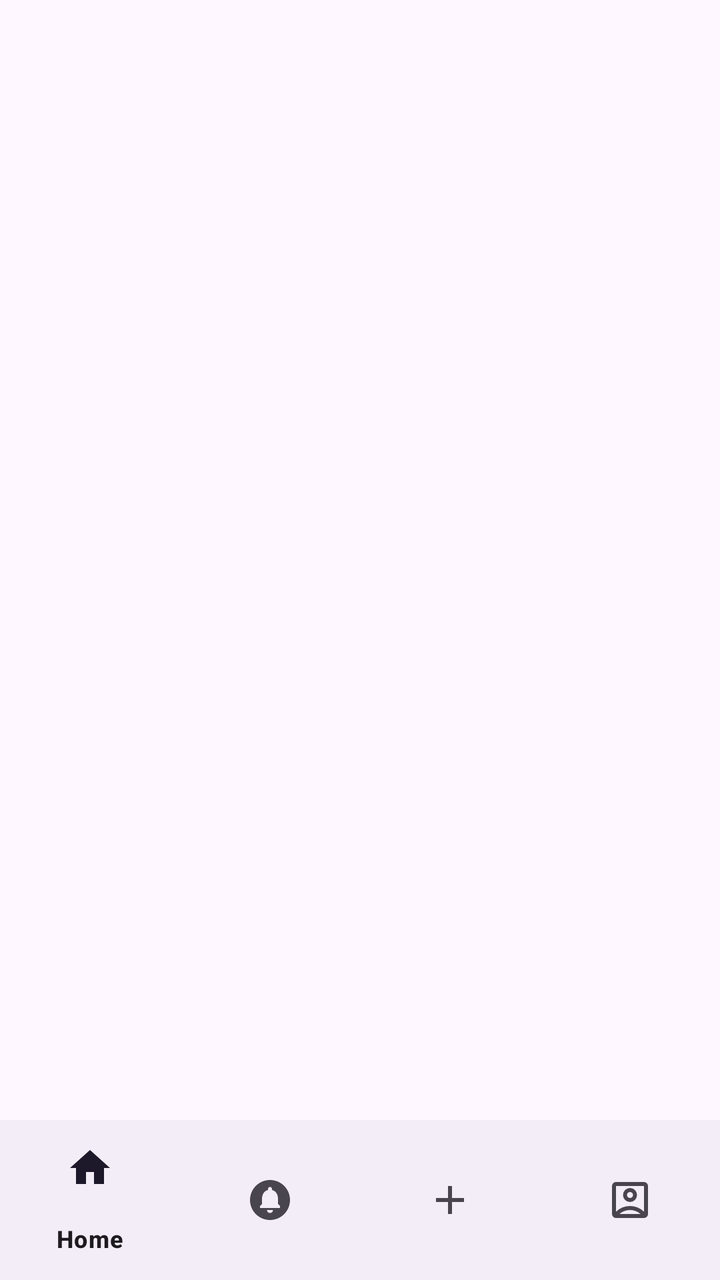
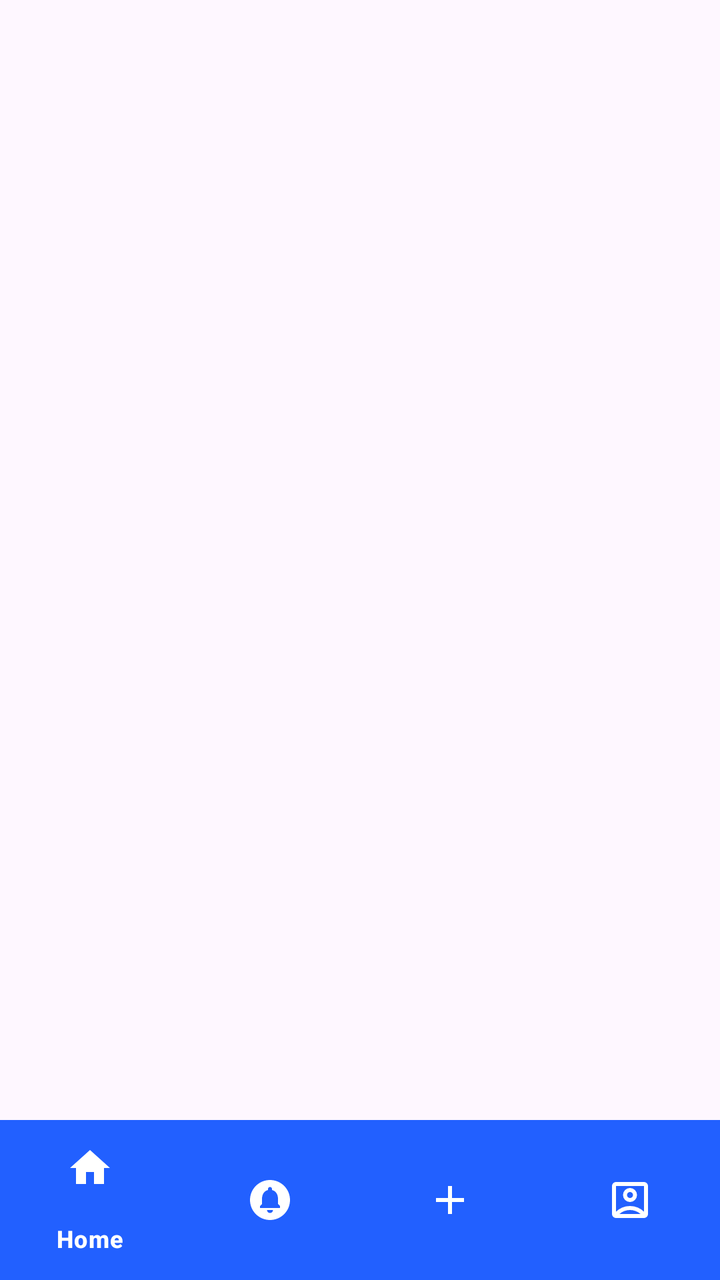

The first picture is an Android layout as it rendered before a commit; the second is the same layout after the commit. The layout source and the unified diff follow.
<!-- AndroidManifest.xml: application theme Theme.GitCat_events -->
<!-- res/layout/activity_main.xml -->
<?xml version="1.0" encoding="utf-8"?>
<androidx.constraintlayout.widget.ConstraintLayout xmlns:android="http://schemas.android.com/apk/res/android"
    xmlns:app="http://schemas.android.com/apk/res-auto"
    xmlns:tools="http://schemas.android.com/tools"
    android:layout_width="match_parent"
    android:layout_height="match_parent">

    <FrameLayout
        android:id="@+id/frameLayout"
        android:layout_width="0dp"
        android:layout_height="0dp"
        app:layout_constraintBottom_toTopOf="@+id/bottomNavigationView"
        app:layout_constraintEnd_toEndOf="parent"
        app:layout_constraintStart_toStartOf="parent"
        app:layout_constraintTop_toTopOf="parent"
        >

    </FrameLayout>

    <com.google.android.material.bottomnavigation.BottomNavigationView
        android:id="@+id/bottomNavigationView"
        android:layout_width="match_parent"
        android:layout_height="wrap_content"
        app:layout_constraintBottom_toBottomOf="parent"
        app:layout_constraintEnd_toEndOf="@+id/frameLayout"
        app:layout_constraintStart_toStartOf="parent"
        app:menu="@menu/bottom_nav_menu"/>
</androidx.constraintlayout.widget.ConstraintLayout>
<!-- resources referenced by this layout -->
<resources>
  <style name="Theme.GitCat_events" parent="Base.Theme.GitCat_events" />
  <style name="Base.Theme.GitCat_events" parent="Theme.Material3.DayNight.NoActionBar">
          
          
      </style>
</resources>

<!-- the commit's change to res/layout/activity_main.xml (unified diff, before → after) -->
@@ -21,8 +21,11 @@
         android:id="@+id/bottomNavigationView"
         android:layout_width="match_parent"
         android:layout_height="wrap_content"
+        android:background="@color/button_color"
+        app:itemIconTint="@color/text_color_light"
+        app:itemTextColor="@color/text_color_light"
         app:layout_constraintBottom_toBottomOf="parent"
         app:layout_constraintEnd_toEndOf="@+id/frameLayout"
         app:layout_constraintStart_toStartOf="parent"
-        app:menu="@menu/bottom_nav_menu"/>
+        app:menu="@menu/bottom_nav_menu" />
 </androidx.constraintlayout.widget.ConstraintLayout>
<!-- resource entries referenced after the edit -->
@@ -1,5 +1,7 @@
 <!-- resources referenced by this layout -->
 <resources>
+  <color name="button_color">#2260ff</color>
+  <color name="text_color_light">#ffffff</color>
   <style name="Theme.GitCat_events" parent="Base.Theme.GitCat_events" />
   <style name="Base.Theme.GitCat_events" parent="Theme.Material3.DayNight.NoActionBar">
           
